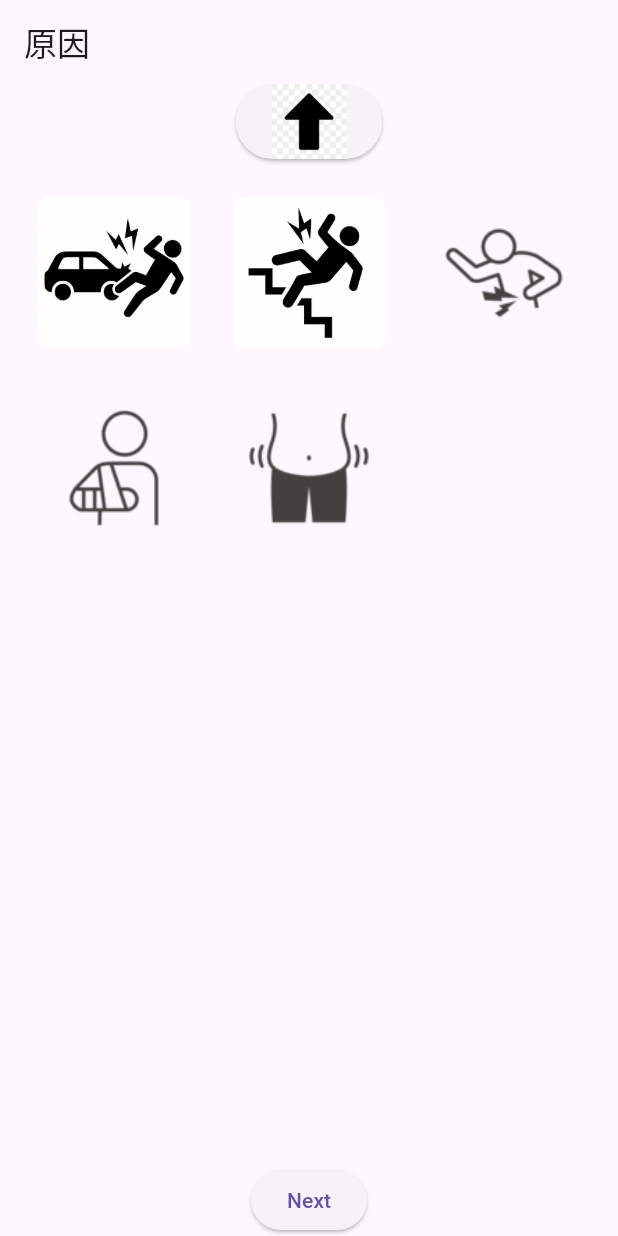
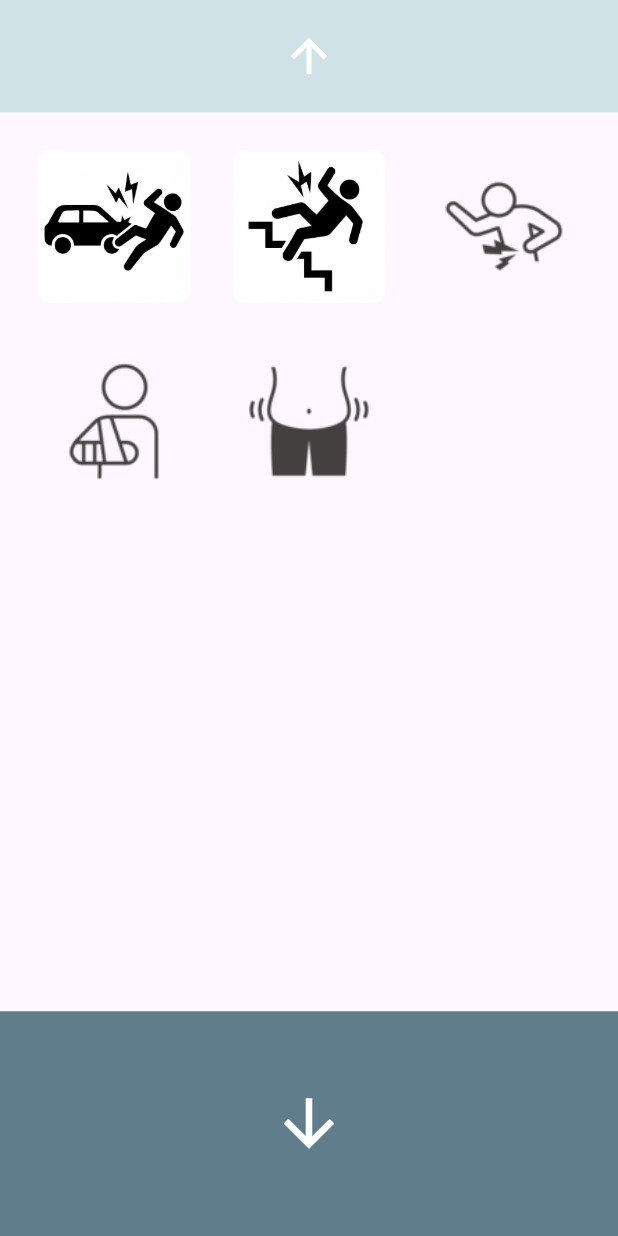
Before and after one commit to HiromuYamana/MIECAL, a Flutter app: the CousePage screen opened by its route, on a phone screen of 412 x 824 dp. Run offline on Flutter 3.47's test engine with Material 3 defaults, Android fonts, the phone set to English and light mode, and no system bars; our stand-ins replace qr_flutter, table_calendar; missing offline and left inert: dart:html.

Commit message:
原因ページ調整

```diff
--- a/lib/couse.dart
+++ b/lib/couse.dart
@@ -19,7 +19,6 @@ class _CousePageState extends State<CousePage> {
   'assets/images/fukutuu.png',
   'assets/images/kossetu.png',
   'assets/images/metabo.png',
-
 ];
 
   // 選択状態
@@ -34,21 +33,38 @@ class _CousePageState extends State<CousePage> {
   @override
   Widget build(BuildContext context) {
     return Scaffold(
-      appBar: AppBar(title: const Text('原因'),
-                     automaticallyImplyLeading: false,), //左上戻るボタン削除
       body: Column(
         children: [
-          ElevatedButton(onPressed: (){
-            Navigator.push(
-              context,
-              MaterialPageRoute(builder: (context)=>SufferLevelPage())
-            );
-          }, child: Image.asset('assets/images/yazirusi(up).jpg',width: 50,height: 50,)),
           Expanded(
+            flex: 1,
+            child: Container(
+              color: const Color.fromARGB(255, 207, 227, 230),
+              padding: EdgeInsets.only(top: MediaQuery.of(context).padding.top),
+              child: Center(
+                child: Column(
+                  mainAxisSize: MainAxisSize.min,
+                  children: [
+                    IconButton(
+                      icon: const Icon(
+                        Icons.arrow_upward,
+                        color: Colors.white,
+                        size: 36,
+                      ),
+                      onPressed: () {
+                        Navigator.pop(context);
+                      },
+                    ),
+                  ],
+                ),
+              ),
+            ),
+          ),
+          Expanded(
+            flex: 8,
             child: GridView.builder(
               padding: const EdgeInsets.all(16),
               gridDelegate: const SliverGridDelegateWithFixedCrossAxisCount(
-                crossAxisCount: 3, // 横2列
+                crossAxisCount: 3,
                 crossAxisSpacing: 10,
                 mainAxisSpacing: 10,
                 childAspectRatio: 1,
@@ -97,13 +113,26 @@ class _CousePageState extends State<CousePage> {
               },
             ),
           ),
-          ElevatedButton(
-            onPressed:
-            () => Navigator.push(
-              context,
-              VerticalSlideRoute(page: const OtherInformationPage()),
+          Expanded(
+            flex: 2,
+            child: Container(
+              color: Colors.blueGrey,
+              child: Center(
+                child: IconButton(
+                  icon: const Icon(
+                    Icons.arrow_downward,
+                    size: 50,
+                    color: Colors.white,
+                  ),
+                  onPressed: () {
+                    Navigator.push(
+                      context,
+                      VerticalSlideRoute(page: const  OtherInformationPage()),
+                    );
+                  },
+                ),
+              ),
             ),
-            child: const Text('Next'),
           ),
         ],
       ),
```
Also changed, not shown: pubspec.lock.
